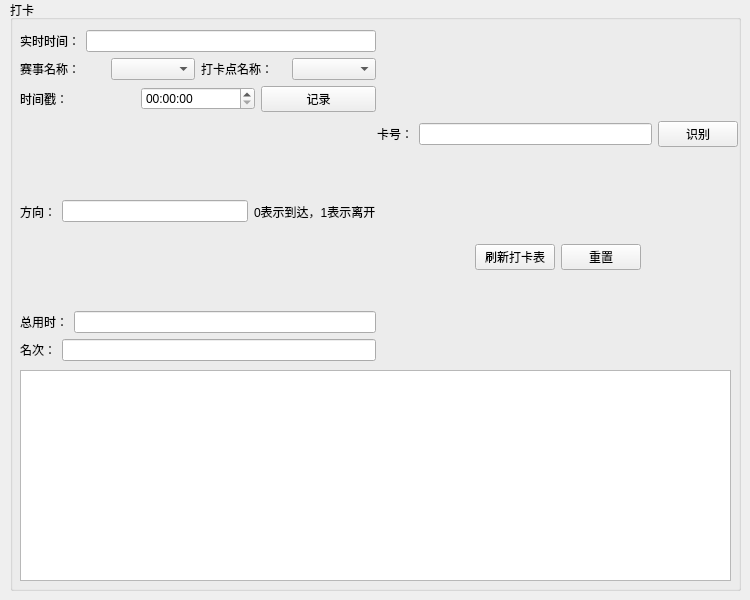
Above: CrossroadGradeManageSystem/pages/signup/signup.ui from JyamlamLaiHust/MotorcrossManagementSystem before the change. Below: the same form after it.
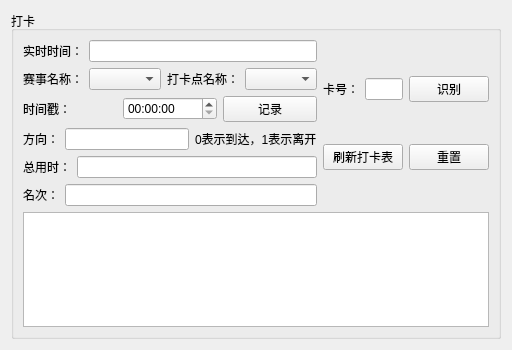
That is the form after the change.

Diff of the .ui file:
```diff
--- a/CrossroadGradeManageSystem/pages/signup/signup.ui
+++ b/CrossroadGradeManageSystem/pages/signup/signup.ui
@@ -6,34 +6,21 @@
    <rect>
     <x>0</x>
     <y>0</y>
-    <width>750</width>
-    <height>600</height>
+    <width>500</width>
+    <height>350</height>
    </rect>
   </property>
   <property name="windowTitle">
    <string>Form</string>
   </property>
+  <layout class="QGridLayout" name="gridLayout">
+   <item row="0" column="0">
   <widget class="QGroupBox" name="groupBox">
-   <property name="geometry">
-    <rect>
-     <x>10</x>
-     <y>0</y>
-     <width>731</width>
-     <height>591</height>
-    </rect>
-   </property>
    <property name="title">
     <string>打卡</string>
    </property>
-   <widget class="QWidget" name="verticalLayoutWidget">
-    <property name="geometry">
-     <rect>
-      <x>10</x>
-      <y>30</y>
-      <width>356</width>
-      <height>331</height>
-     </rect>
-    </property>
+     <layout class="QGridLayout" name="gridLayout_2">
+      <item row="0" column="0">
     <layout class="QVBoxLayout" name="verticalLayout">
      <item>
       <layout class="QHBoxLayout" name="horizontalLayout_4">
@@ -144,16 +131,8 @@
       </layout>
      </item>
     </layout>
-   </widget>
-   <widget class="QWidget" name="verticalLayoutWidget_2">
-    <property name="geometry">
-     <rect>
-      <x>367</x>
-      <y>30</y>
-      <width>361</width>
-      <height>331</height>
-     </rect>
-    </property>
+      </item>
+      <item row="0" column="1">
     <layout class="QVBoxLayout" name="verticalLayout_2">
      <item>
       <layout class="QHBoxLayout" name="horizontalLayout_7">
@@ -221,18 +200,14 @@
       </layout>
      </item>
     </layout>
-   </widget>
-   <widget class="QTableView" name="tableView">
-    <property name="geometry">
-     <rect>
-      <x>10</x>
-      <y>370</y>
-      <width>711</width>
-      <height>211</height>
-     </rect>
-    </property>
-   </widget>
-  </widget>
+      </item>
+      <item row="1" column="0" colspan="2">
+       <widget class="QTableView" name="tableView"/>
+      </item>
+     </layout>
+    </widget>
+   </item>
+  </layout>
  </widget>
  <resources/>
  <connections/>
```
Lines whose indentation alone changed are shown as unchanged.
